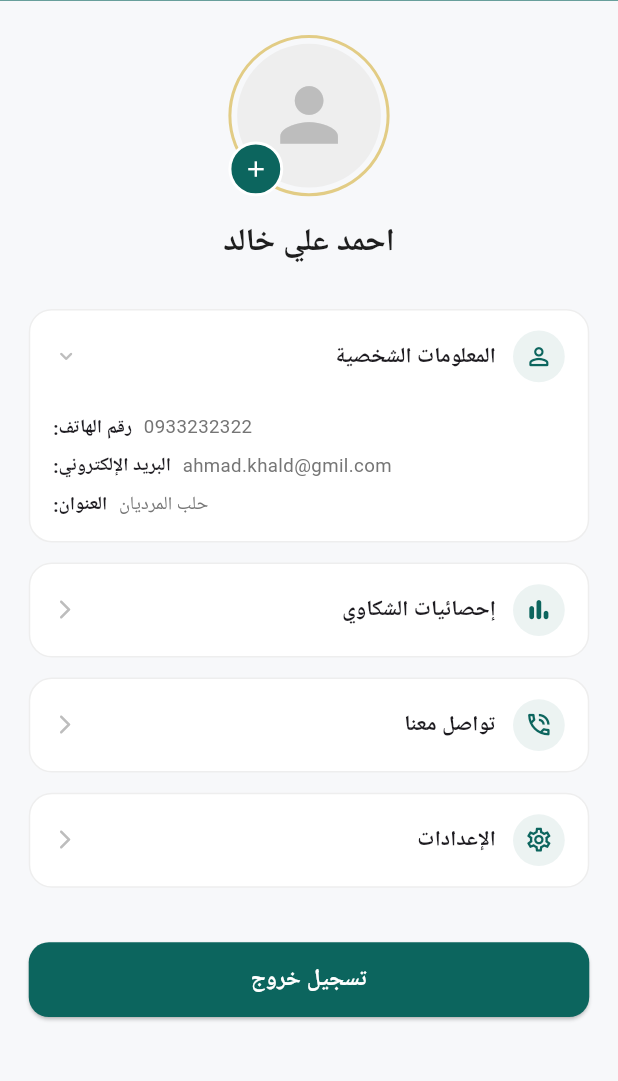
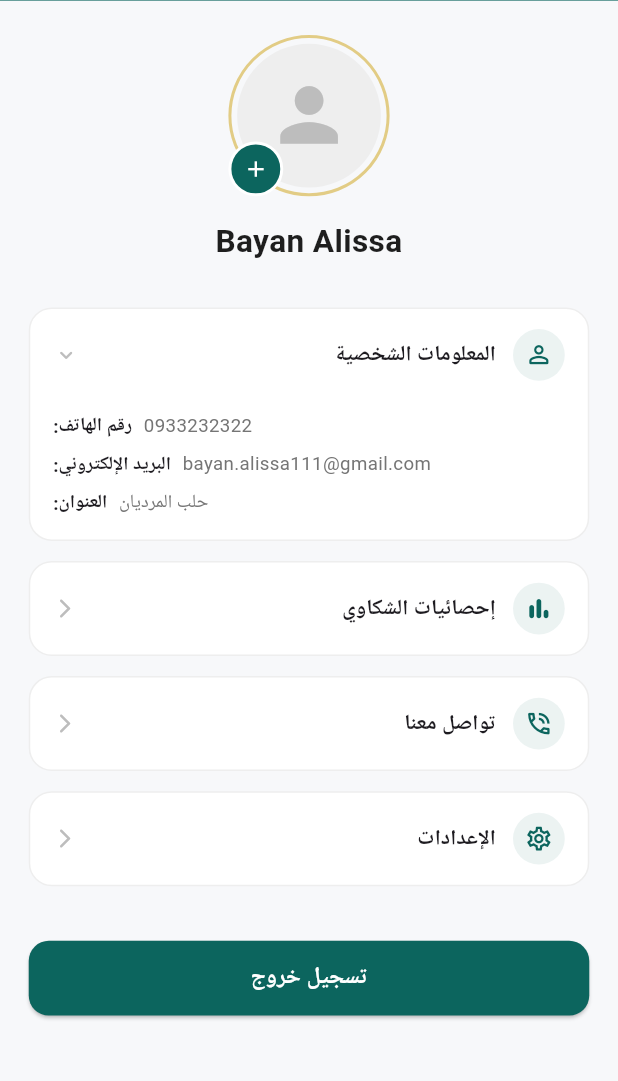
Before and after one commit to bayanalissa774-bit/shakwa_app, a Flutter app: the ProfileView screen opened directly, after a tap on "المعلومات الشخصية", on a phone screen of 412 x 824 dp, the part 100-1181 px from its top. Run offline on Flutter 3.47's test engine with Material 3 defaults, Android fonts, the light colour scheme and no system bars; our stand-ins replace google_fonts, image_picker; Roboto replaces fonts that are missing (Tajawal).

Commit message:
Update navigation to signup and modify profile details

```diff
--- a/lib/features/auth/presentation/pages/login_view.dart
+++ b/lib/features/auth/presentation/pages/login_view.dart
@@ -274,7 +274,7 @@ class _LoginViewState extends State<LoginView> {
                         // --- نص إنشاء حساب جديد ---
                         GestureDetector(
                           onTap: () {
-                            Navigator.pushNamed(context, '/signup');
+                            Navigator.pushReplacementNamed(context, '/signup');
                           },
                           child: RichText(
                             textAlign: TextAlign.center,
--- a/lib/features/profile/presentation/pages/profile_view.dart
+++ b/lib/features/profile/presentation/pages/profile_view.dart
@@ -153,7 +153,7 @@ class _ProfileViewState extends State<ProfileView> {
               ),
               SizedBox(height: 16 * scale),
               Text(
-                'احمد علي خالد',
+                "Bayan Alissa",
                 style: GoogleFonts.tajawal(
                   fontSize: 22 * scale,
                   fontWeight: FontWeight.bold,
@@ -235,7 +235,7 @@ class _ProfileViewState extends State<ProfileView> {
                             _buildInfoRow('رقم الهاتف:', '0933232322', scale),
                             _buildInfoRow(
                               'البريد الإلكتروني:',
-                              'ahmad.khald@gmil.com',
+                              'bayan.alissa111@gmail.com',
                               scale,
                             ),
                             _buildInfoRow('العنوان:', 'حلب المرديان', scale),
```
